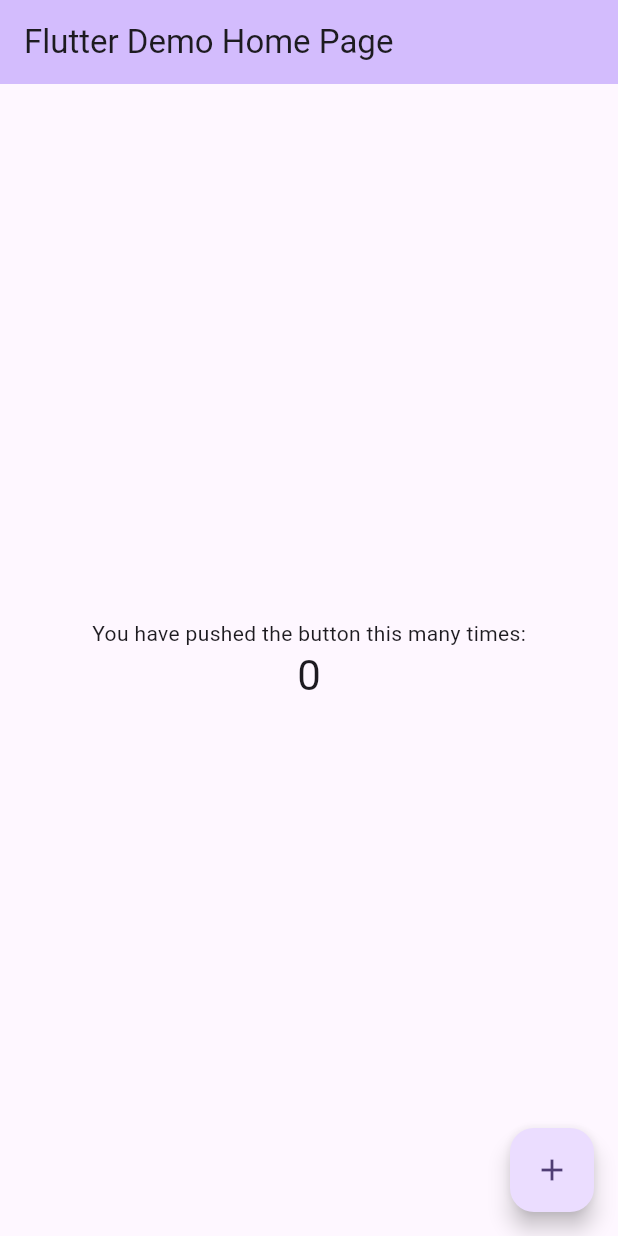
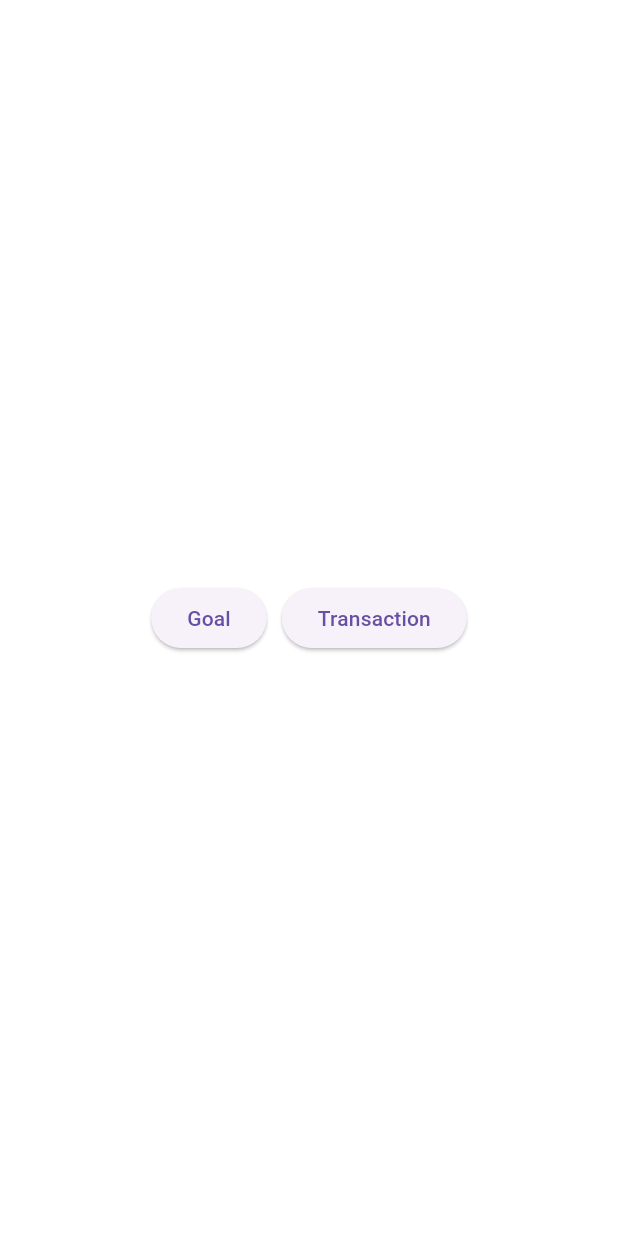
Before and after one commit to Arjun256900/goal-syncorb, a Flutter app: the screen it shows after launch, on a phone screen of 412 x 824 dp. Run offline on Flutter 3.47's test engine with Material 3 defaults, Android fonts, the phone set to English and light mode, and no system bars.

Commit message:
arjun: Goal screen complete

```diff
--- a/lib/main.dart
+++ b/lib/main.dart
@@ -1,122 +1,19 @@
 import 'package:flutter/material.dart';
+import 'package:goal/screens/home.dart';
 
 void main() {
-  runApp(const MyApp());
+  runApp(MyApp());
 }
 
 class MyApp extends StatelessWidget {
   const MyApp({super.key});
 
-  // This widget is the root of your application.
   @override
   Widget build(BuildContext context) {
     return MaterialApp(
-      title: 'Flutter Demo',
-      theme: ThemeData(
-        // This is the theme of your application.
-        //
-        // TRY THIS: Try running your application with "flutter run". You'll see
-        // the application has a purple toolbar. Then, without quitting the app,
-        // try changing the seedColor in the colorScheme below to Colors.green
-        // and then invoke "hot reload" (save your changes or press the "hot
-        // reload" button in a Flutter-supported IDE, or press "r" if you used
-        // the command line to start the app).
-        //
-        // Notice that the counter didn't reset back to zero; the application
-        // state is not lost during the reload. To reset the state, use hot
-        // restart instead.
-        //
-        // This works for code too, not just values: Most code changes can be
-        // tested with just a hot reload.
-        colorScheme: ColorScheme.fromSeed(seedColor: Colors.deepPurple),
-      ),
-      home: const MyHomePage(title: 'Flutter Demo Home Page'),
+      home: Home(),
+      debugShowCheckedModeBanner: false,
+      theme: ThemeData(scaffoldBackgroundColor: Color(0xFFF0F0F0)),
     );
   }
 }
-
-class MyHomePage extends StatefulWidget {
-  const MyHomePage({super.key, required this.title});
-
-  // This widget is the home page of your application. It is stateful, meaning
-  // that it has a State object (defined below) that contains fields that affect
-  // how it looks.
-
-  // This class is the configuration for the state. It holds the values (in this
-  // case the title) provided by the parent (in this case the App widget) and
-  // used by the build method of the State. Fields in a Widget subclass are
-  // always marked "final".
-
-  final String title;
-
-  @override
-  State<MyHomePage> createState() => _MyHomePageState();
-}
-
-class _MyHomePageState extends State<MyHomePage> {
-  int _counter = 0;
-
-  void _incrementCounter() {
-    setState(() {
-      // This call to setState tells the Flutter framework that something has
-      // changed in this State, which causes it to rerun the build method below
-      // so that the display can reflect the updated values. If we changed
-      // _counter without calling setState(), then the build method would not be
-      // called again, and so nothing would appear to happen.
-      _counter++;
-    });
-  }
-
-  @override
-  Widget build(BuildContext context) {
-    // This method is rerun every time setState is called, for instance as done
-    // by the _incrementCounter method above.
-    //
-    // The Flutter framework has been optimized to make rerunning build methods
-    // fast, so that you can just rebuild anything that needs updating rather
-    // than having to individually change instances of widgets.
-    return Scaffold(
-      appBar: AppBar(
-        // TRY THIS: Try changing the color here to a specific color (to
-        // Colors.amber, perhaps?) and trigger a hot reload to see the AppBar
-        // change color while the other colors stay the same.
-        backgroundColor: Theme.of(context).colorScheme.inversePrimary,
-        // Here we take the value from the MyHomePage object that was created by
-        // the App.build method, and use it to set our appbar title.
-        title: Text(widget.title),
-      ),
-      body: Center(
-        // Center is a layout widget. It takes a single child and positions it
-        // in the middle of the parent.
-        child: Column(
-          // Column is also a layout widget. It takes a list of children and
-          // arranges them vertically. By default, it sizes itself to fit its
-          // children horizontally, and tries to be as tall as its parent.
-          //
-          // Column has various properties to control how it sizes itself and
-          // how it positions its children. Here we use mainAxisAlignment to
-          // center the children vertically; the main axis here is the vertical
-          // axis because Columns are vertical (the cross axis would be
-          // horizontal).
-          //
-          // TRY THIS: Invoke "debug painting" (choose the "Toggle Debug Paint"
-          // action in the IDE, or press "p" in the console), to see the
-          // wireframe for each widget.
-          mainAxisAlignment: MainAxisAlignment.center,
-          children: <Widget>[
-            const Text('You have pushed the button this many times:'),
-            Text(
-              '$_counter',
-              style: Theme.of(context).textTheme.headlineMedium,
-            ),
-          ],
-        ),
-      ),
-      floatingActionButton: FloatingActionButton(
-        onPressed: _incrementCounter,
-        tooltip: 'Increment',
-        child: const Icon(Icons.add),
-      ), // This trailing comma makes auto-formatting nicer for build methods.
-    );
-  }
-}
--- /dev/null
+++ b/lib/screens/home.dart
@@ -0,0 +1,28 @@
+import 'package:flutter/cupertino.dart';
+import 'package:flutter/material.dart';
+import 'package:goal/screens/set_goal.dart';
+
+class Home extends StatelessWidget {
+  const Home({super.key});
+
+  @override
+  Widget build(BuildContext context) {
+    return Center(
+      child: Row(
+        mainAxisAlignment: MainAxisAlignment.center,
+        children: [
+          ElevatedButton(
+            onPressed: () {
+              Navigator.of(
+                context,
+              ).push(CupertinoPageRoute(builder: (context) => SetGoal()));
+            },
+            child: Text("Goal"),
+          ),
+          const SizedBox(width: 10),
+          ElevatedButton(onPressed: () {}, child: Text("Transaction")),
+        ],
+      ),
+    );
+  }
+}
```
Also changed, not shown: lib/screens/add_new_goal.dart (added, +38 -0 lines), lib/screens/set_goal.dart (added, +50 -0 lines), lib/widgets/add_container.dart (added, +39 -0 lines), lib/widgets/custom_text_field.dart (added, +44 -0 lines), lib/widgets/dropDownField.dart (added, +31 -0 lines), lib/widgets/goal_list_item.dart (added, +129 -0 lines), pubspec.yaml (+5 -2 lines), fonts/Inter_18pt-Regular.ttf (added).
